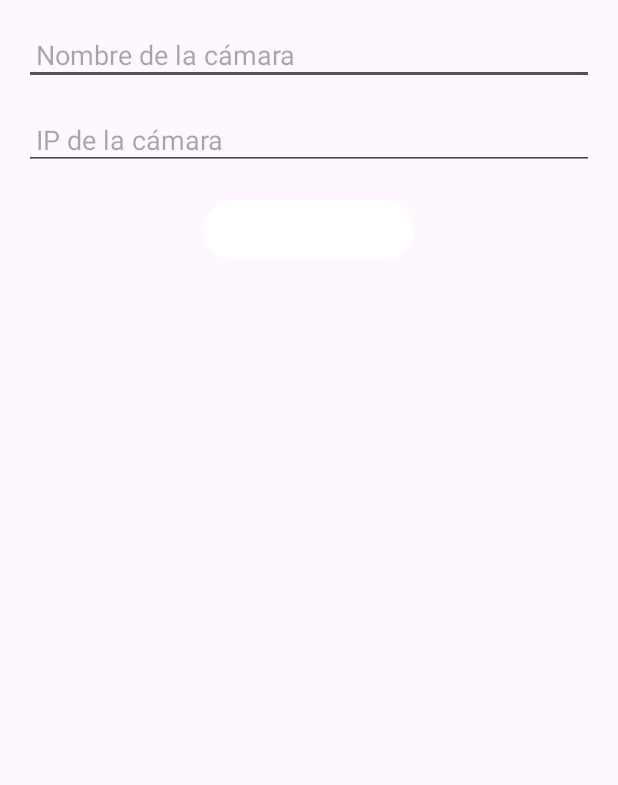
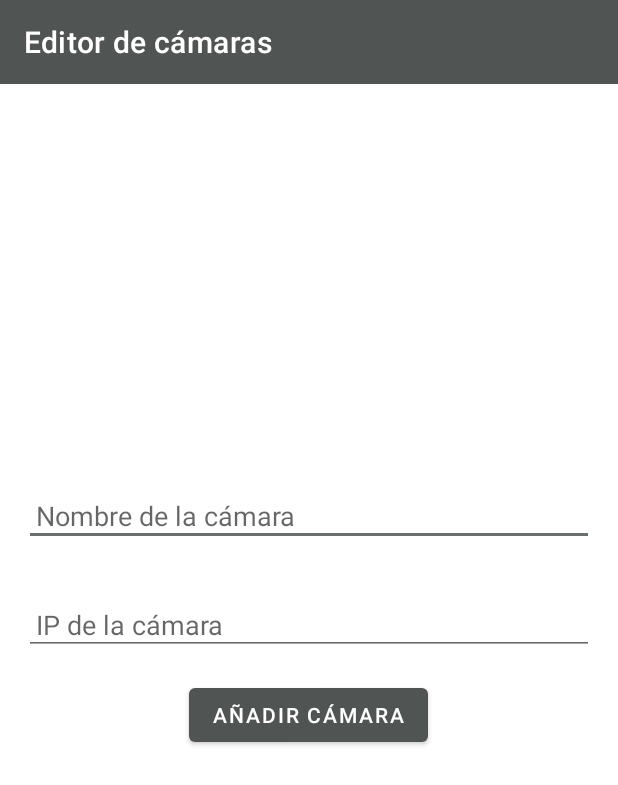
Before and after one commit to NIU1599156/CameraManager, an Android app: the MainActivity screen opened directly, with no data from a screen before it, after a tap on an icon or button, on a phone screen of 412 x 824 dp. Shown: the top 785 px of the screen. Run offline under Robolectric (Android 15) with nearby library versions, the phone set to English and light mode, and no system bars.

Commit message:
Changed app style/colors

```diff
--- a/app/src/main/java/com/example/cameramanager/CameraAdapter.kt
+++ b/app/src/main/java/com/example/cameramanager/CameraAdapter.kt
@@ -66,9 +66,11 @@ class CameraAdapter(
 
     inner class CameraViewHolder(itemView: View) : RecyclerView.ViewHolder(itemView) {
         private val cameraName: TextView = itemView.findViewById(R.id.cameraName)
+        private val cameraIp: TextView = itemView.findViewById(R.id.cameraIp)
 
         fun bind(camera: Camera) {
             cameraName.text = camera.name
+            cameraIp.text = camera.ip
 
             itemView.setOnLongClickListener {
                 showPopupMenu(it, camera)
--- a/app/src/main/java/com/example/cameramanager/MainActivity.kt
+++ b/app/src/main/java/com/example/cameramanager/MainActivity.kt
@@ -20,6 +20,7 @@ import android.widget.EditText
 import android.view.Menu
 import android.view.MenuItem
 import androidx.appcompat.widget.Toolbar
+import androidx.appcompat.app.AppCompatDelegate
 
 class MainActivity : AppCompatActivity() {
 
@@ -34,6 +35,8 @@ class MainActivity : AppCompatActivity() {
         super.onCreate(savedInstanceState)
         setContentView(R.layout.activity_main)
 
+        AppCompatDelegate.setDefaultNightMode(AppCompatDelegate.MODE_NIGHT_NO)
+
         val toolbar: Toolbar = findViewById(R.id.toolbar)
         setSupportActionBar(toolbar)
 
@@ -42,14 +45,6 @@ class MainActivity : AppCompatActivity() {
         swipeRefreshLayout = findViewById(R.id.swipeRefreshLayout)
 
         val sharedPref = getSharedPreferences("AppPreferences", Context.MODE_PRIVATE)
-
-        /* DEBUG por si hay que borrar el sharedPref para testear
-        with(sharedPref.edit()) {
-            clear()
-            apply()
-        }
-        */
-
         val ip = sharedPref.getString("raspberry_ip", null)
 
         if (ip == null) {
@@ -107,8 +102,10 @@ class MainActivity : AppCompatActivity() {
         val builder = AlertDialog.Builder(this)
         builder.setTitle("Introduce la dirección IP de la raspberry Pi")
 
-        val input = EditText(this)
-        builder.setView(input)
+        val inflater = layoutInflater
+        val dialogLayout = inflater.inflate(R.layout.popup_text, null)
+        val input = dialogLayout.findViewById<EditText>(R.id.editText)
+        builder.setView(dialogLayout)
 
         builder.setPositiveButton("OK") { dialog, _ ->
             val ip = input.text.toString()
--- a/app/src/main/java/com/example/cameramanager/SettingsActivity.kt
+++ b/app/src/main/java/com/example/cameramanager/SettingsActivity.kt
@@ -36,9 +36,11 @@ class SettingsActivity : AppCompatActivity() {
         val builder = AlertDialog.Builder(this)
         builder.setTitle("Cambiar IP de la Raspberry Pi")
 
-        val input = EditText(this)
+        val inflater = layoutInflater
+        val dialogLayout = inflater.inflate(R.layout.popup_text, null)
+        val input = dialogLayout.findViewById<EditText>(R.id.editText)
         input.setText(sharedPref.getString("raspberry_ip", ""))
-        builder.setView(input)
+        builder.setView(dialogLayout)
 
         builder.setPositiveButton("OK") { dialog, _ ->
             val ip = input.text.toString()
--- a/app/src/main/res/drawable/baseline_alarm_on_24.xml
+++ b/app/src/main/res/drawable/baseline_alarm_on_24.xml
@@ -1,5 +1,4 @@
-<vector xmlns:android="http://schemas.android.com/apk/res/android" android:height="24dp" android:tint="#000000" android:viewportHeight="24" android:viewportWidth="24" android:width="24dp">
-
+<vector xmlns:android="http://schemas.android.com/apk/res/android" android:height="24dp" android:tint="@color/white" android:viewportHeight="24" android:viewportWidth="24" android:width="24dp">
     <path android:fillColor="@android:color/white" android:pathData="M22,5.72l-4.6,-3.86 -1.29,1.53 4.6,3.86L22,5.72zM7.88,3.39L6.6,1.86 2,5.71l1.29,1.53 4.59,-3.85zM12,4c-4.97,0 -9,4.03 -9,9s4.02,9 9,9c4.97,0 9,-4.03 9,-9s-4.03,-9 -9,-9zM12,20c-3.87,0 -7,-3.13 -7,-7s3.13,-7 7,-7 7,3.13 7,7 -3.13,7 -7,7zM10.54,14.53L8.41,12.4l-1.06,1.06 3.18,3.18 6,-6 -1.06,-1.06 -4.93,4.95z"/>
 
 </vector>
--- a/app/src/main/res/layout/activity_add_camera.xml
+++ b/app/src/main/res/layout/activity_add_camera.xml
@@ -1,15 +1,36 @@
 <?xml version="1.0" encoding="utf-8"?>
 <RelativeLayout xmlns:android="http://schemas.android.com/apk/res/android"
+    xmlns:app="http://schemas.android.com/apk/res-auto"
+    android:layout_width="match_parent"
+    android:layout_height="match_parent">
+
+    <!-- Toolbar -->
+    <androidx.appcompat.widget.Toolbar
+        android:id="@+id/toolbar"
+        android:layout_width="match_parent"
+        android:layout_height="?attr/actionBarSize"
+        android:background="?attr/colorPrimary"
+        app:title="Editor de cámaras"
+        app:titleTextColor="@android:color/white"/>
+
+    <!-- Container to center content vertically -->
+    <LinearLayout
+        android:padding="16dp"
         android:layout_width="match_parent"
         android:layout_height="match_parent"
-    android:padding="16dp">
+        android:orientation="vertical"
+        android:gravity="center"
+        android:layout_below="@id/toolbar"
+        android:layout_alignParentTop="true"
+        android:layout_centerHorizontal="true">
 
         <EditText
             android:id="@+id/etName"
             android:layout_width="match_parent"
             android:layout_height="wrap_content"
             android:hint="Nombre de la cámara"
-        android:padding="8dp"/>
+            android:padding="8dp"
+            android:layout_marginBottom="16dp"/>
 
         <EditText
             android:id="@+id/etIp"
@@ -17,7 +38,6 @@
             android:layout_height="wrap_content"
             android:hint="IP de la cámara"
             android:padding="8dp"
-        android:layout_below="@id/etName"
             android:layout_marginTop="16dp"/>
 
         <Button
@@ -25,8 +45,7 @@
             android:layout_width="wrap_content"
             android:layout_height="wrap_content"
             android:text="Añadir Cámara"
-        android:layout_below="@id/etIp"
             android:layout_marginTop="16dp"
-        android:layout_centerHorizontal="true"/>
-
+            android:layout_gravity="center_horizontal"/>
+    </LinearLayout>
 </RelativeLayout>
--- a/app/src/main/res/menu/main_menu.xml
+++ b/app/src/main/res/menu/main_menu.xml
@@ -10,7 +10,7 @@
     <item
         android:id="@+id/action_alarm"
         android:icon="@drawable/baseline_alarm_on_24"
-        android:title="@string/action_settings"
+        android:title="@string/action_alarm"
         android:orderInCategory="99"
         app:showAsAction="always" />
 </menu>
--- a/app/src/main/res/values-night/themes.xml
+++ b/app/src/main/res/values-night/themes.xml
@@ -1,7 +1,10 @@
 <resources xmlns:tools="http://schemas.android.com/tools">
     <!-- Base application theme. -->
-    <style name="Base.Theme.CameraManager" parent="Theme.Material3.DayNight.NoActionBar">
-        <!-- Customize your dark theme here. -->
-        <!-- <item name="colorPrimary">@color/my_dark_primary</item> -->
+    <style name="Base.Theme.CameraManager" parent="Theme.MaterialComponents.DayNight.NoActionBar">
+        <item name="colorPrimary">#505452</item>
+        <item name="colorSecondary">#69706d</item>
+        <item name="android:statusBarColor">#505452</item>
     </style>
+
+    <style name="Theme.CameraManager" parent="Base.Theme.CameraManager" />
 </resources>
--- a/app/src/main/res/values/colors.xml
+++ b/app/src/main/res/values/colors.xml
@@ -2,4 +2,5 @@
 <resources>
     <color name="black">#FF000000</color>
     <color name="white">#FFFFFFFF</color>
+
 </resources>
--- a/app/src/main/res/values/strings.xml
+++ b/app/src/main/res/values/strings.xml
@@ -1,5 +1,6 @@
 <resources>
     <string name="app_name">Camera Manager</string>
-    <string name="back_button">Back</string>
-    <string name="action_settings">Settings\n</string>
+    <string name="back_button">Atrás</string>
+    <string name="action_settings">Configuración\n</string>
+    <string name="action_alarm">Activar Alarma</string>
 </resources>
--- a/app/src/main/res/values/themes.xml
+++ b/app/src/main/res/values/themes.xml
@@ -1,8 +1,8 @@
 <resources xmlns:tools="http://schemas.android.com/tools">
     <!-- Base application theme. -->
-    <style name="Base.Theme.CameraManager" parent="Theme.Material3.DayNight.NoActionBar">
-        <item name="colorPrimary">@color/white</item>
-        <item name="colorSecondary">#505452</item>
+    <style name="Base.Theme.CameraManager" parent="Theme.MaterialComponents.DayNight.NoActionBar">
+        <item name="colorPrimary">#505452</item>
+        <item name="colorSecondary">#69706d</item>
         <item name="android:statusBarColor">#505452</item>
     </style>
 
```
Also changed, not shown: app/src/main/res/layout/activity_main.xml (+4 -5 lines), app/src/main/res/layout/activity_settings.xml (+22 -4 lines), app/src/main/res/layout/camera_item.xml (+12 -12 lines), app/src/main/res/layout/popup_text.xml (added, +14 -0 lines). Lines whose indentation alone changed are shown as unchanged.
